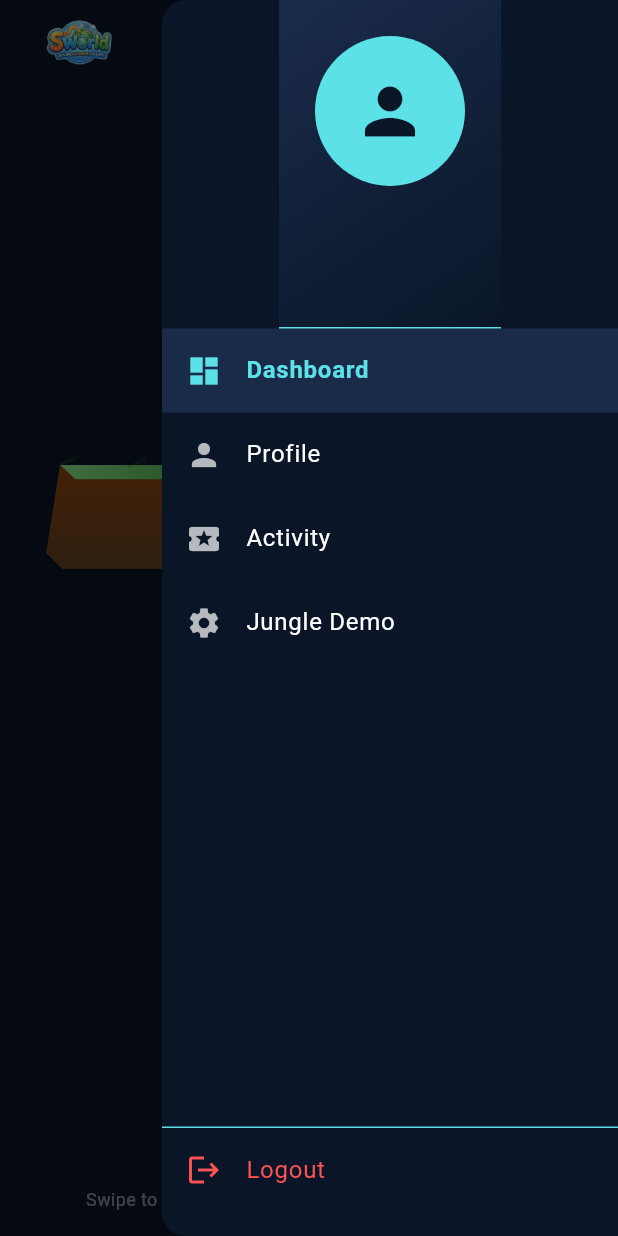
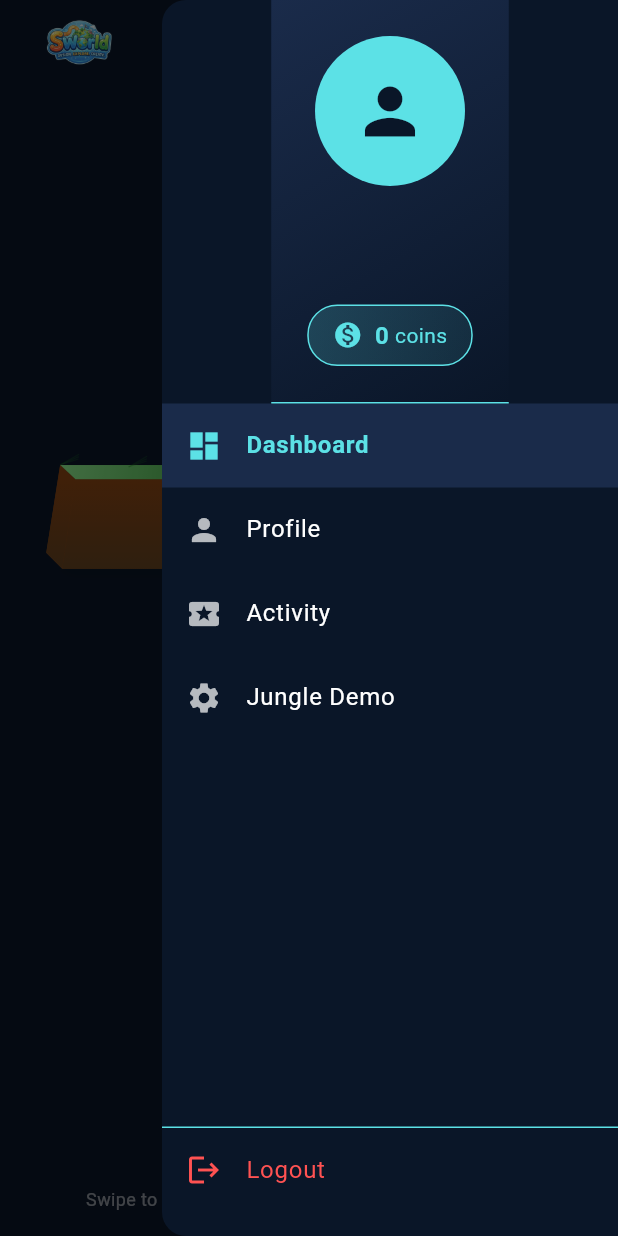
Before and after one commit to StupiD3r/sWorld, a Flutter app: the DashboardPage screen opened directly with empty values, in the side drawer, after a tap on the "menu" icon, on a phone screen of 412 x 824 dp. Run offline on Flutter 3.47's test engine with Material 3 defaults, Android fonts, the phone set to English and light mode, and no system bars; our stand-ins replace awesome_dialog, firebase_core, google_sign_in, sensors_plus, shared_preferences, sqflite; accounts and stored records are empty.

```diff
--- a/lib/pages/dashboard_page.dart
+++ b/lib/pages/dashboard_page.dart
@@ -1,146 +1,11 @@
 import 'dart:math' as math;
 import 'package:flutter/material.dart';
-import '../pages/login_page.dart';
-import '../pages/profile_page.dart';
-import '../pages/activity_page.dart';
-import '../pages/jungle_demo_page.dart';
+import 'package:shared_preferences/shared_preferences.dart';
+import 'activity_page.dart';
+import 'login_page.dart';
+import 'profile_page.dart';
+import 'jungle_demo_page.dart';
 import '../widgets/jungle_platform.dart';
-
-class Particle {
-  double x, y;
-  double vx, vy;
-  double mass;
-  Color color;
-  double size;
-
-  Particle({
-    required this.x,
-    required this.y,
-    this.vx = 0,
-    this.vy = 0,
-    this.mass = 1.0,
-    required this.color,
-    this.size = 2.0,
-  });
-
-  void update(double dt, double gravity, Size bounds, double friction) {
-    vy += gravity * dt;
-    vx *= friction;
-    vy *= friction;
-    x += vx * dt;
-    y += vy * dt;
-
-    if (x < 0) { x = 0; vx = -vx * 0.5; }
-    else if (x > bounds.width) { x = bounds.width; vx = -vx * 0.5; }
-
-    if (y < 0) { y = 0; vy = -vy * 0.5; }
-    else if (y > bounds.height) { y = bounds.height; vy = -vy * 0.6; }
-  }
-
-  void applyWind(double windX, double windY) {
-    vx += windX / mass;
-    vy += windY / mass;
-  }
-}
-
-class SandboxPainter extends CustomPainter {
-  final List<Particle> particles;
-  final double radius;
-  final double wavePhase;
-
-  SandboxPainter({
-    required this.particles,
-    required this.radius,
-    required this.wavePhase,
-  });
-
-  @override
-  void paint(Canvas canvas, Size size) {
-    final center = Offset(size.width / 2, size.height / 2);
-
-    final bgGradient = RadialGradient(
-      center: Alignment.center,
-      radius: 0.9,
-      colors: [
-        const Color(0xFF1A3A5C),
-        const Color(0xFF0D5C36),
-        const Color(0xFF8B4513),
-        const Color(0xFF1A1A2E),
-      ],
-      stops: const [0.2, 0.5, 0.8, 1.0],
-    );
-
-    final bgPaint = Paint()
-      ..shader = bgGradient.createShader(
-        Rect.fromCircle(center: center, radius: radius),
-      );
-
-    canvas.drawCircle(center, radius, bgPaint);
-
-    _drawWaves(canvas, center, radius, wavePhase);
-
-    canvas.save();
-    final clipPath = Path()
-      ..addOval(Rect.fromCircle(center: center, radius: radius - 2));
-    canvas.clipPath(clipPath);
-
-    for (final particle in particles) {
-      final particlePaint = Paint()
-        ..color = particle.color
-        ..style = PaintingStyle.fill;
-
-      canvas.drawCircle(
-        Offset(particle.x, particle.y),
-        particle.size,
-        particlePaint,
-      );
-    }
-
-    canvas.restore();
-
-    final borderPaint = Paint()
-      ..color = const Color(0xFF5CE1E6).withOpacity(0.3)
-      ..style = PaintingStyle.stroke
-      ..strokeWidth = 2;
-
-    canvas.drawCircle(center, radius, borderPaint);
-
-    final glowPaint = Paint()
-      ..color = const Color(0xFF5CE1E6).withOpacity(0.1)
-      ..maskFilter = const MaskFilter.blur(BlurStyle.outer, 15);
-
-    canvas.drawCircle(center, radius, glowPaint);
-  }
-
-  void _drawWaves(Canvas canvas, Offset center, double radius, double phase) {
-    final wavePaint = Paint()
-      ..color = const Color(0xFF5CE1E6).withOpacity(0.3)
-      ..style = PaintingStyle.stroke
-      ..strokeWidth = 1.5;
-
-    for (int i = 0; i < 3; i++) {
-      final waveRadius = radius * (0.3 + i * 0.25) + math.sin(phase + i) * 5;
-      if (waveRadius < radius - 5) {
-        final path = Path();
-        for (double angle = 0; angle <= 2 * math.pi; angle += 0.1) {
-          final r = waveRadius + math.sin(angle * 8 + phase * 2) * 3;
-          final x = center.dx + math.cos(angle) * r;
-          final y = center.dy + math.sin(angle) * r;
-          if (angle == 0) {
-            path.moveTo(x, y);
-          } else {
-            path.lineTo(x, y);
-          }
-        }
-        path.close();
-        canvas.drawPath(path, wavePaint);
-      }
-    }
-  }
-
-  @override
-  bool shouldRepaint(covariant SandboxPainter oldDelegate) => true;
-}
 
 class DashboardPage extends StatefulWidget {
   final String username;
@@ -158,76 +23,28 @@ class DashboardPage extends StatefulWidget {
   State<DashboardPage> createState() => _DashboardPageState();
 }
 
-class _DashboardPageState extends State<DashboardPage>
+  class _DashboardPageState extends State<DashboardPage>
     with TickerProviderStateMixin {
-  late AnimationController _physicsController;
-  late AnimationController _waveController;
-  List<Particle> particles = [];
-  final double sandboxRadius = 140.0;
-
-  // Jungle platform state
   String _lastPlatformAction = 'No interaction yet';
   int _platformTapCount = 0;
+  int _totalCoins = 0;
 
   @override
   void initState() {
     super.initState();
-    _physicsController = AnimationController(
-      vsync: this,
-      duration: const Duration(seconds: 1),
-    )..repeat();
-    _waveController = AnimationController(
-      vsync: this,
-      duration: const Duration(seconds: 3),
-    )..repeat();
-    _physicsController.addListener(_updatePhysics);
-    _spawnParticles(50);
+    _loadTotalCoins();
+  }
+
+  Future<void> _loadTotalCoins() async {
+    final prefs = await SharedPreferences.getInstance();
+    setState(() {
+      _totalCoins = prefs.getInt('totalCoins') ?? 0;
+    });
   }
 
   @override
   void dispose() {
-    _physicsController.dispose();
-    _waveController.dispose();
     super.dispose();
-  }
-
-  void _spawnParticles(int count) {
-    final centerX = sandboxRadius;
-    final centerY = sandboxRadius;
-    for (int i = 0; i < count; i++) {
-      final angle = math.Random().nextDouble() * 2 * math.pi;
-      final r = math.Random().nextDouble() * sandboxRadius * 0.8;
-      final colors = [
-        const Color(0xFFE6D7B9),
-        const Color(0xFFC2B280),
-        const Color(0xFF5CE1E6).withOpacity(0.5),
-        const Color(0xFFFFFFFF).withOpacity(0.3),
-      ];
-      particles.add(Particle(
-        x: centerX + math.cos(angle) * r,
-        y: centerY + math.sin(angle) * r,
-        vx: (math.Random().nextDouble() - 0.5) * 50,
-        vy: (math.Random().nextDouble() - 0.5) * 50,
-        mass: 0.5 + math.Random().nextDouble(),
-        color: colors[math.Random().nextInt(colors.length)],
-        size: 1.5 + math.Random().nextDouble() * 2,
-      ));
-    }
-    if (particles.length > 300) {
-      particles.removeRange(0, particles.length - 300);
-    }
-  }
-
-  void _updatePhysics() {
-    // Physics update removed for jungle platform
-  }
-
-  void _onPanUpdate(DragUpdateDetails details) {
-    // Pan gesture removed - handled by platform's scale gesture
-  }
-
-  void _onTap(TapDownDetails details) {
-    // Tap gesture removed - handled by platform's tap gesture
   }
 
   void _onPlatformTap(Offset position) {
@@ -315,17 +132,62 @@ class _DashboardPageState extends State<DashboardPage>
                   Text(
                     widget.username,
                     style: const TextStyle(
-                      fontSize: 20,
+                      color: Colors.white,
+                      fontSize: 18,
                       fontWeight: FontWeight.bold,
-                      color: Colors.white,
                     ),
                   ),
                   const SizedBox(height: 4),
                   Text(
                     widget.email,
                     style: const TextStyle(
+                      color: Color(0xFF5CE1E6),
                       fontSize: 14,
-                      color: Colors.white70,
+                    ),
+                  ),
+                  const SizedBox(height: 12),
+                  // Coin Display
+                  Container(
+                    padding: const EdgeInsets.symmetric(horizontal: 16, vertical: 8),
+                    decoration: BoxDecoration(
+                      gradient: LinearGradient(
+                        colors: [
+                          const Color(0xFF5CE1E6).withOpacity(0.2),
+                          const Color(0xFF5CE1E6).withOpacity(0.1),
+                        ],
+                      ),
+                      borderRadius: BorderRadius.circular(20),
+                      border: Border.all(
+                        color: const Color(0xFF5CE1E6),
+                        width: 1,
+                      ),
+                    ),
+                    child: Row(
+                      mainAxisSize: MainAxisSize.min,
+                      children: [
+                        const Icon(
+                          Icons.monetization_on,
+                          color: Color(0xFF5CE1E6),
+                          size: 20,
+                        ),
+                        const SizedBox(width: 8),
+                        Text(
+                          '$_totalCoins',
+                          style: const TextStyle(
+                            color: Color(0xFF5CE1E6),
+                            fontSize: 16,
+                            fontWeight: FontWeight.bold,
+                          ),
+                        ),
+                        const SizedBox(width: 4),
+                        const Text(
+                          'coins',
+                          style: TextStyle(
+                            color: Color(0xFF5CE1E6),
+                            fontSize: 14,
+                          ),
+                        ),
+                      ],
                     ),
                   ),
                 ],
--- a/pubspec.yaml
+++ b/pubspec.yaml
@@ -42,6 +42,7 @@ dependencies:
   firebase_auth: ^5.3.3
   cloud_firestore: ^5.5.0
   sensors_plus: ^6.0.1
+  shared_preferences: ^2.3.2
 
 dev_dependencies:
   flutter_test:
```
Also changed, not shown: lib/pages/activity_page.dart (+44 -5 lines), pubspec.lock, 1 other file.
